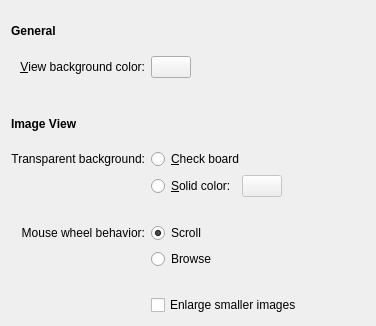
KDE/gwenview, file app/configdialog.ui: the form before one commit.
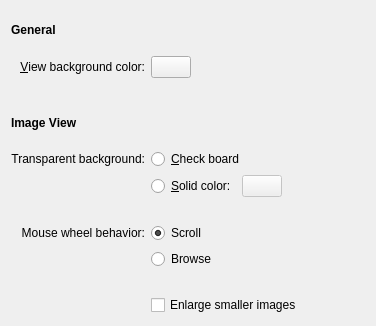
The form after the commit. Custom widgets are drawn as their Qt base class.

Commit message: return to <b> markup (for CJK languages)

What changed in the file:
```diff
--- a/app/configdialog.ui
+++ b/app/configdialog.ui
@@ -15,11 +15,10 @@
      <property name="font" >
       <font>
        <weight>75</weight>
-       <bold>true</bold>
       </font>
      </property>
      <property name="text" >
-      <string>General</string>
+      <string>&lt;b>General&lt;/b></string>
      </property>
     </widget>
    </item>
@@ -81,14 +80,10 @@
      <property name="font" >
       <font>
        <weight>75</weight>
-       <bold>true</bold>
       </font>
      </property>
      <property name="text" >
-      <string>Image View</string>
-     </property>
-     <property name="textFormat" >
-      <enum>Qt::PlainText</enum>
+      <string>&lt;b>Image View&lt;/b></string>
      </property>
     </widget>
    </item>
```
